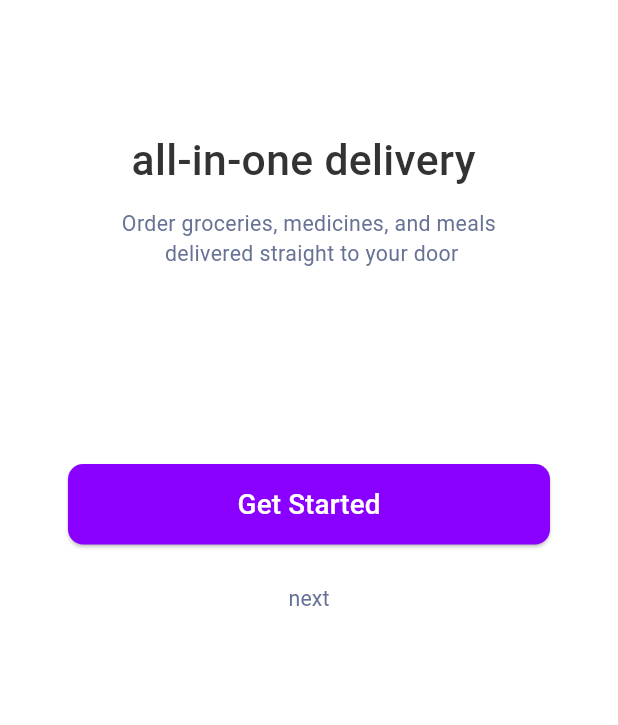
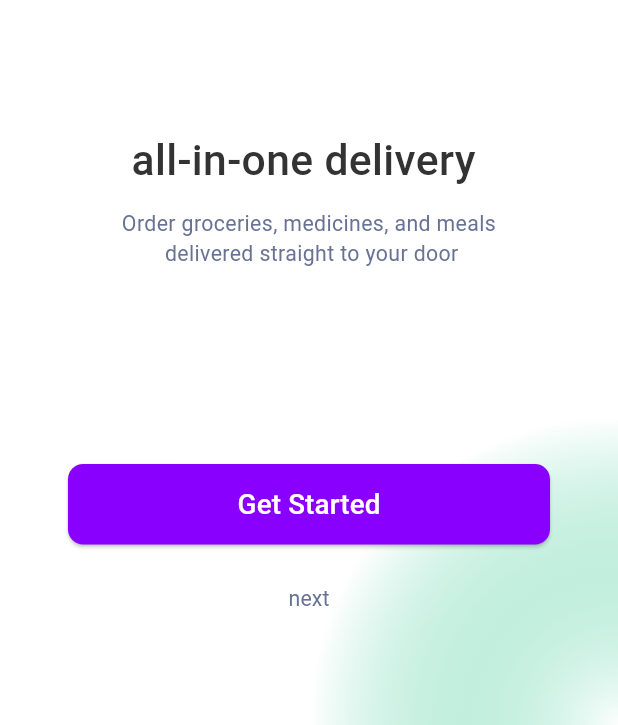
Before and after one commit to AhmedAmin44/AUVNET-Internship-Assessment, a Flutter app: the screen it shows after launch, on a phone screen of 412 x 824 dp, the part 511-1236 px from its top. Run offline on Flutter 3.47's test engine with Material 3 defaults, Android fonts, the phone set to English and light mode, and no system bars; our stand-ins replace cached_network_image, carousel_slider, cloud_firestore, dartz, firebase_auth, firebase_core and 7 more; missing offline and left inert: data_connection_checker_tv; accounts and stored records are empty; Roboto replaces fonts that are missing (Rubik).

Commit message:
Adding Color Gradient on OnBoarding ," I forgot it"

```diff
--- a/lib/features/onboarding/presentation/screens/onboarding_screen.dart
+++ b/lib/features/onboarding/presentation/screens/onboarding_screen.dart
@@ -24,7 +24,6 @@ class _OnboardingScreenState extends State<OnboardingScreen> {
   Widget build(BuildContext context) {
     return Scaffold(
       body: SafeArea(
-
         child: Column(
           children: [
             Expanded(
@@ -41,10 +40,27 @@ class _OnboardingScreenState extends State<OnboardingScreen> {
                 },
               ),
             ),
-            Padding(
+            Container(
+              width: double.infinity,
+              decoration: BoxDecoration(
+                gradient: RadialGradient(
+                  center: Alignment.bottomRight,
+                  radius: 1.19,
+                  colors: [
+                    Color(
+                      0xFF0EBE7E,
+                    ).withOpacity(0.01),
+                    Colors.white,
+                  ],
+                  stops: [0.0, 0.85],
+                  tileMode: TileMode.clamp,
+                ),
+              ),
+              child: Padding(
                 padding: EdgeInsets.all(16.w),
                 child: Column(
                   children: [
+                    SizedBox(height: 12.h),
                     CustomOnboardingBotton(
                       onPressed: () {
                         OnBoardingVisited();
@@ -69,6 +85,7 @@ class _OnboardingScreenState extends State<OnboardingScreen> {
                   ],
                 ),
               ),
+            ),
           ],
         ),
       ),
```
Lines whose indentation alone changed are shown as unchanged.
